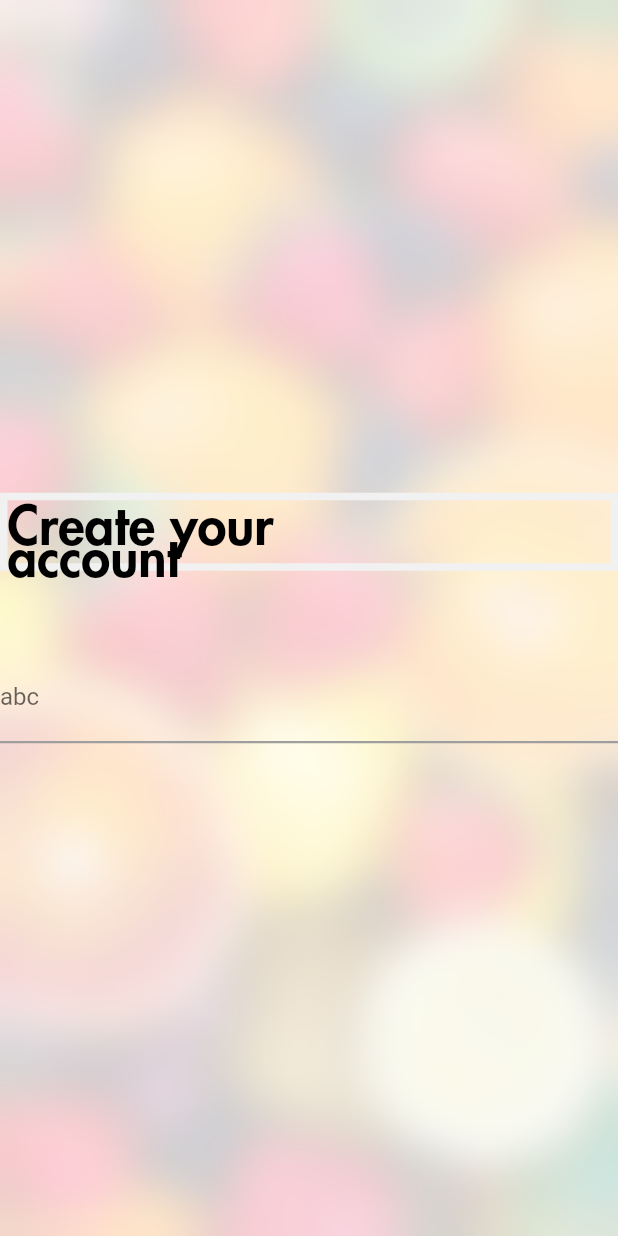
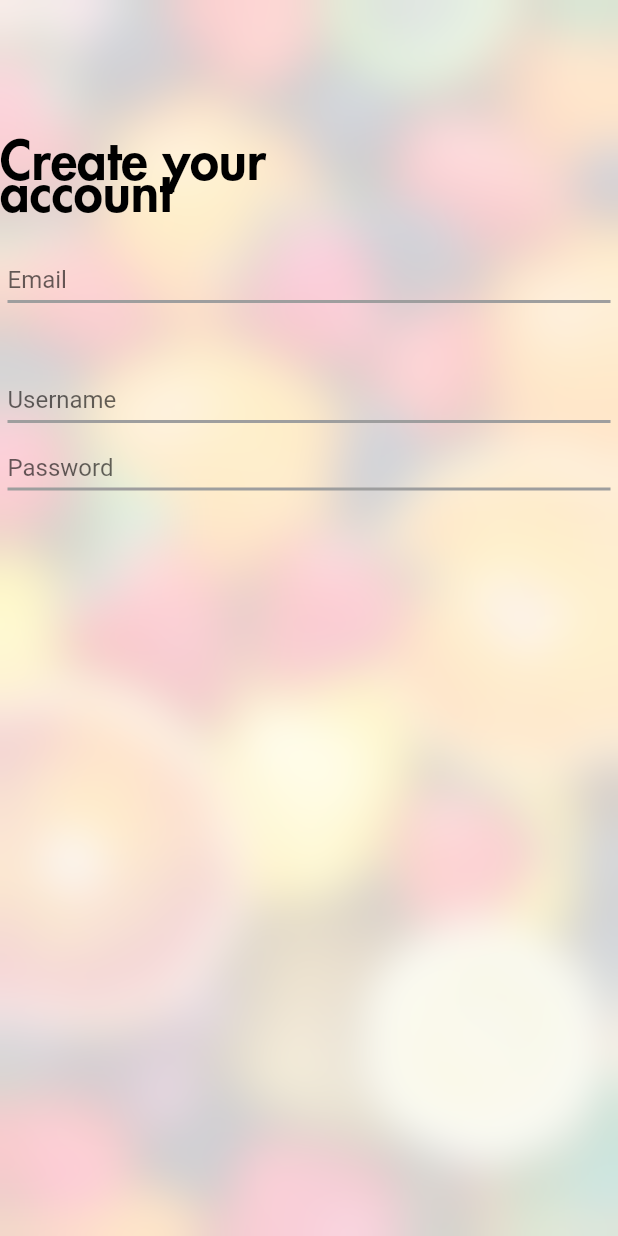
Before and after one commit to KrisCris/COMP704-AUTxCJLU-Final-Year-Project, a Flutter app: the Register screen opened by its route, on a phone screen of 412 x 824 dp. Run offline on Flutter 3.47's test engine with Material 2 defaults, Android fonts, the phone set to English and light mode, and no system bars.

Commit message:
神秘的输入框

```diff
--- a/fore_end/lib/MyTool/Constants.dart
+++ b/fore_end/lib/MyTool/Constants.dart
@@ -10,6 +10,6 @@ class Constants{
   static Color COMPLETED_COLOR = Colors.lightBlueAccent;
 
 
-  static double WIDTH_TF_FOCUSED = ScreenTool.partOfScreenHeight(2);
-  static double WIDTH_TF_UNFOCUSED = ScreenTool.partOfScreenHeight(1.5);
+  static double WIDTH_TF_FOCUSED = ScreenTool.partOfScreenHeight(3);
+  static double WIDTH_TF_UNFOCUSED = ScreenTool.partOfScreenHeight(2);
 }
--- a/fore_end/lib/Mycomponents/myTextField.dart
+++ b/fore_end/lib/Mycomponents/myTextField.dart
@@ -5,11 +5,9 @@ import 'package:fore_end/MyTool/screenTool.dart';
 class MyTextField extends StatefulWidget {
   // final iconString;  //这里是放图表的，暂时用不到
   final String placeholder; //第一行输入框内容  可以是用户名  这里可以自定义输入框数量的
-  //final emailAddress;
   final bool isPassword; //判断是不是密码框
   double width;
-  double height;
-  Color originalColor;
+  Color defaultColor;
   Color focusColor;
   Color errorColor;
   double ulDefaultWidth;
@@ -20,17 +18,16 @@ class MyTextField extends StatefulWidget {
   MyTextField(
       {this.placeholder,
       this.isPassword = false,
-      this.height,
+      // this.height,
       this.width,
-        this.ulFocusedWidth,
-        this.ulDefaultWidth,
-        this.errorColor,
+      this.ulFocusedWidth,
+      this.ulDefaultWidth,
+      this.errorColor,
       this.focusColor,
-      this.originalColor,
+      this.defaultColor,
       Key key})
       : super(key: key) {
     this.width = ScreenTool.partOfScreenWidth(this.width);
-    this.height = ScreenTool.partOfScreenHeight(this.height);
   } //构造函数
 
   @override
@@ -45,17 +42,28 @@ class MyTextFieldState extends State<MyTextField> {
   Widget build(BuildContext context) {
     return Container(
         width: widget.width,
-        height: widget.height,
-        decoration: BoxDecoration(
-            border: Border(
-                bottom: BorderSide(  width: widget.ulDefaultWidth, color: widget.originalColor))),
-        //底部border的宽度和颜色
+        margin: new EdgeInsets.fromLTRB(5, 5, 5, 5),
+        // //底部border的宽度和颜色
         child: TextField(
-          decoration: InputDecoration(
-            hintText: widget.placeholder,
-
-            border: InputBorder.none,
-          ),
+          decoration: new InputDecoration(
+              focusedBorder: UnderlineInputBorder(
+                borderSide: BorderSide(color: widget.focusColor, width: widget.ulFocusedWidth),
+              ),
+              enabledBorder: UnderlineInputBorder(
+                borderSide: BorderSide(color: widget.defaultColor, width: widget.ulDefaultWidth),
+              ),
+              disabledBorder: UnderlineInputBorder(
+                  borderSide: BorderSide(color: Colors.orange, width: widget.ulDefaultWidth)
+              ),
+              errorBorder: UnderlineInputBorder(
+                  borderSide: BorderSide(color:widget.errorColor,width:widget.ulDefaultWidth)
+              ),
+              focusedErrorBorder: UnderlineInputBorder(
+                borderSide: BorderSide(color:widget.errorColor,width:widget.ulFocusedWidth)
+              ),
+              hintText: widget.placeholder,
+              contentPadding: new EdgeInsets.fromLTRB(0, 0, 0, 6),
+              isDense: true),
           obscureText: widget.isPassword, //是否切换到密码模式，是以星号*显示密码
         ));
   }
--- a/fore_end/lib/Pages/RegisterPage.dart
+++ b/fore_end/lib/Pages/RegisterPage.dart
@@ -1,4 +1,5 @@
 import 'dart:ui';
+import 'package:flutter/cupertino.dart';
 import 'package:flutter/material.dart';
 import 'package:fore_end/MyTool/Constants.dart';
 import 'package:fore_end/MyTool/screenTool.dart';
@@ -23,9 +24,10 @@ class Register extends StatelessWidget {
             child: Column(
               children: [
                 Container(
+                  margin: EdgeInsets.only(top: ScreenTool.partOfScreenHeight(0.15)),
                   width: ScreenTool.partOfScreenWidth(0.7),
-                  decoration: BoxDecoration(
-                      border: Border.all(color: Color(0xFFF1F1F1), width: 5)),
+                  // decoration: BoxDecoration(
+                  //     border: Border.all(color: Color(0xFFF1F1F1), width: 5)),
                   child: Text(
                     "Create your\naccount",
                     textDirection: TextDirection.ltr,
@@ -37,22 +39,48 @@ class Register extends StatelessWidget {
                         color: Colors.black),
                   ),
                 ),
-                SizedBox(height: 60),
+                SizedBox(height: 40),
                 MyTextField(
-                  placeholder: 'abc',
+                  placeholder: 'Email',
                   isPassword: false,
                   focusColor: Constants.FOCUSED_COLOR,
                   errorColor: Constants.ERROR_COLOR,
-                  originalColor: Constants.DEFAULT_COLOR,
-                  height: ScreenTool.partOfScreenHeight(55),
+                  defaultColor: Constants.DEFAULT_COLOR,
+                  // height: ScreenTool.partOfScreenHeight(20),
                   width: ScreenTool.partOfScreenWidth(0.7),
                   ulDefaultWidth: Constants.WIDTH_TF_UNFOCUSED,
                   ulFocusedWidth: Constants.WIDTH_TF_FOCUSED,
 
-                )
+                ),
+                SizedBox(height: 45),
+                MyTextField(
+                  placeholder: 'Username',
+                  isPassword: true,
+                  focusColor: Constants.FOCUSED_COLOR,
+                  errorColor: Constants.ERROR_COLOR,
+                  defaultColor: Constants.DEFAULT_COLOR,
+                  // height: ScreenTool.partOfScreenHeight(20),
+                  width: ScreenTool.partOfScreenWidth(0.7),
+                  ulDefaultWidth: Constants.WIDTH_TF_UNFOCUSED,
+                  ulFocusedWidth: Constants.WIDTH_TF_FOCUSED,
+
+                ),
+                SizedBox(height: 10),
+                MyTextField(
+                  placeholder: 'Password',
+                  isPassword: true,
+                  focusColor: Constants.FOCUSED_COLOR,
+                  errorColor: Constants.ERROR_COLOR,
+                  defaultColor: Constants.DEFAULT_COLOR,
+                  // height: ScreenTool.partOfScreenHeight(55),
+                  width: ScreenTool.partOfScreenWidth(0.7),
+                  ulDefaultWidth: Constants.WIDTH_TF_UNFOCUSED,
+                  ulFocusedWidth: Constants.WIDTH_TF_FOCUSED,
+
+                ),
               ],
               crossAxisAlignment: CrossAxisAlignment.center, //水平居中
-              mainAxisAlignment: MainAxisAlignment.center,
+              // mainAxisAlignment: MainAxisAlignment.center,
             )) ,
     );
 
--- a/fore_end/lib/main.dart
+++ b/fore_end/lib/main.dart
@@ -7,7 +7,7 @@ import 'package:fore_end/Mycomponents/textButton.dart';
 import 'Pages/LoginPage.dart';
 import 'Pages/RegisterPage.dart';
 
-///
+
 void main() {
   runApp(MyApp());
 }
```
